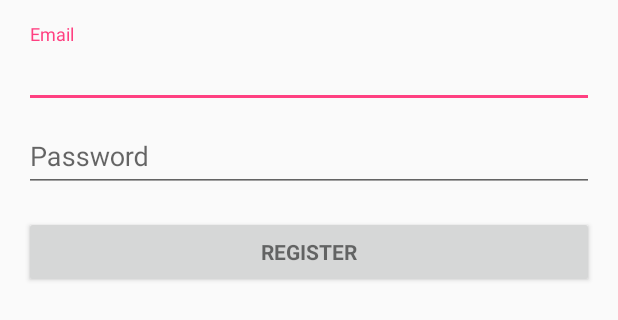
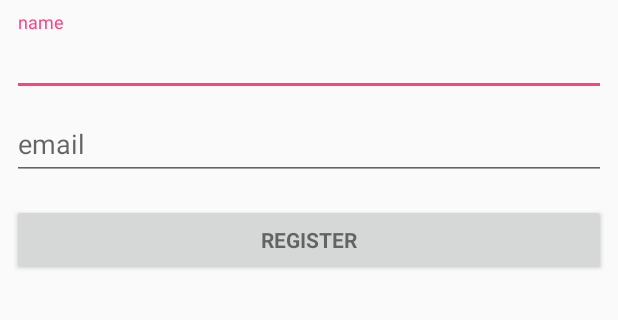
Before and after one commit to changyeli/UMNCalendar, an Android app: the layout activity_register.xml on its own in the app's theme, with its tools: preview values and no code run, on a phone screen of 412 x 824 dp. Shown: the top 320 px of the screen. Run offline under Robolectric (Android 15) with nearby library versions, the phone set to English and light mode, and no system bars.

Commit message:
signin page update

```diff
--- a/app/src/main/res/layout/activity_register.xml
+++ b/app/src/main/res/layout/activity_register.xml
@@ -4,20 +4,13 @@
     android:layout_height="match_parent"
     android:gravity="center_horizontal"
     android:orientation="vertical"
-    android:paddingBottom="@dimen/activity_vertical_margin"
-    android:paddingLeft="@dimen/activity_horizontal_margin"
-    android:paddingRight="@dimen/activity_horizontal_margin"
-    android:paddingTop="@dimen/activity_vertical_margin"
+    android:paddingBottom="8dp"
+    android:paddingLeft="8dp"
+    android:paddingRight="8dp"
+    android:paddingTop="8dp"
     tools:context="umn.umncalendar.LoginActivity">
 
     <!-- Login progress -->
-    <ProgressBar
-        android:id="@+id/login_progress"
-        style="?android:attr/progressBarStyleLarge"
-        android:layout_width="wrap_content"
-        android:layout_height="wrap_content"
-        android:layout_marginBottom="8dp"
-        android:visibility="gone" />
 
     <ScrollView
         android:id="@+id/login_form"
@@ -31,36 +24,31 @@
             android:layout_height="wrap_content"
             android:orientation="vertical">
 
+            <!-- account name-->
             <android.support.design.widget.TextInputLayout
                 android:layout_width="match_parent"
                 android:layout_height="wrap_content">
 
-                <AutoCompleteTextView
-                    android:id="@+id/email"
+                <EditText android:id="@+id/input_name"
                     android:layout_width="match_parent"
                     android:layout_height="wrap_content"
-                    android:hint="@string/prompt_email"
-                    android:inputType="textEmailAddress"
-                    android:maxLines="1"
-                    android:singleLine="true" />
+                    android:inputType="textCapWords"
+                    android:hint="name" />
 
             </android.support.design.widget.TextInputLayout>
+
+            <!-- email setting-->
 
             <android.support.design.widget.TextInputLayout
                 android:layout_width="match_parent"
                 android:layout_height="wrap_content">
 
-                <EditText
-                    android:id="@+id/password"
+                <EditText android:id = "@id/email"
                     android:layout_width="match_parent"
                     android:layout_height="wrap_content"
-                    android:hint="@string/prompt_password"
-                    android:imeActionId="@+id/login"
-                    android:imeActionLabel="@string/action_sign_in_short"
-                    android:imeOptions="actionUnspecified"
-                    android:inputType="textPassword"
-                    android:maxLines="1"
-                    android:singleLine="true" />
+                    android:inputType="textCapWords"
+                    android:hint="email"
+                    />
 
             </android.support.design.widget.TextInputLayout>
 
```
